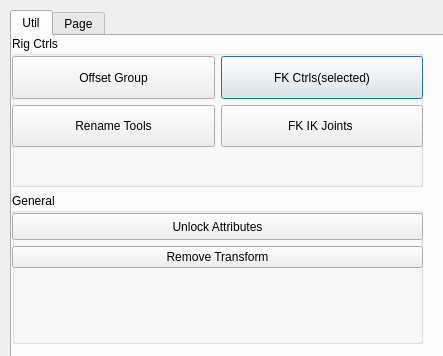
Old version of the form Projects/HacknSlash/python/ui/nb_tools.ui in the repository neilberard/Python-Projects.
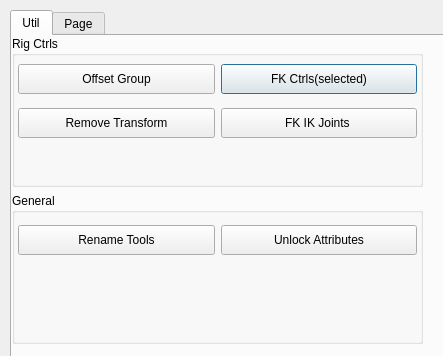
New version of the form. Icons and pictures are not drawn.

What changed in the file:
```diff
--- a/Projects/HacknSlash/python/ui/nb_tools.ui
+++ b/Projects/HacknSlash/python/ui/nb_tools.ui
@@ -94,7 +94,16 @@
          </property>
          <layout class="QGridLayout" name="gridLayout">
           <property name="sizeConstraint">
-           <enum>QLayout::SetNoConstraint</enum>
+           <enum>QLayout::SetDefaultConstraint</enum>
+          </property>
+          <property name="leftMargin">
+           <number>6</number>
+          </property>
+          <property name="rightMargin">
+           <number>6</number>
+          </property>
+          <property name="horizontalSpacing">
+           <number>6</number>
           </property>
           <item row="0" column="1">
            <widget class="QPushButton" name="btn_fk_ctrls">
@@ -104,6 +113,12 @@
               <verstretch>0</verstretch>
              </sizepolicy>
             </property>
+            <property name="minimumSize">
+             <size>
+              <width>0</width>
+              <height>30</height>
+             </size>
+            </property>
             <property name="toolTip">
              <string>Build FK controls on selected objects </string>
             </property>
@@ -115,11 +130,17 @@
           <item row="0" column="0">
            <widget class="QPushButton" name="btn_offset_transforms">
             <property name="sizePolicy">
-             <sizepolicy hsizetype="Preferred" vsizetype="Preferred">
+             <sizepolicy hsizetype="Preferred" vsizetype="Fixed">
               <horstretch>0</horstretch>
               <verstretch>0</verstretch>
              </sizepolicy>
             </property>
+            <property name="minimumSize">
+             <size>
+              <width>0</width>
+              <height>30</height>
+             </size>
+            </property>
             <property name="text">
              <string>Offset Group</string>
             </property>
@@ -139,15 +160,15 @@
            </widget>
           </item>
           <item row="1" column="0">
-           <widget class="QPushButton" name="btn_rename">
-            <property name="sizePolicy">
-             <sizepolicy hsizetype="Preferred" vsizetype="Preferred">
-              <horstretch>0</horstretch>
-              <verstretch>0</verstretch>
-             </sizepolicy>
+           <widget class="QPushButton" name="btn_remove">
+            <property name="minimumSize">
+             <size>
+              <width>0</width>
+              <height>30</height>
+             </size>
             </property>
             <property name="text">
-             <string>Rename Tools</string>
+             <string>Remove Transform</string>
             </property>
            </widget>
           </item>
@@ -183,16 +204,28 @@
          </property>
          <layout class="QGridLayout" name="gridLayout_rig_general">
           <property name="sizeConstraint">
-           <enum>QLayout::SetNoConstraint</enum>
+           <enum>QLayout::SetDefaultConstraint</enum>
           </property>
-          <item row="0" column="0">
+          <property name="leftMargin">
+           <number>6</number>
+          </property>
+          <property name="rightMargin">
+           <number>6</number>
+          </property>
+          <item row="0" column="1">
            <widget class="QPushButton" name="btn_unlock_attr">
             <property name="sizePolicy">
-             <sizepolicy hsizetype="Preferred" vsizetype="Preferred">
+             <sizepolicy hsizetype="Preferred" vsizetype="Fixed">
               <horstretch>0</horstretch>
               <verstretch>0</verstretch>
              </sizepolicy>
             </property>
+            <property name="minimumSize">
+             <size>
+              <width>100</width>
+              <height>30</height>
+             </size>
+            </property>
             <property name="text">
              <string>Unlock Attributes</string>
             </property>
@@ -205,10 +238,22 @@
             </property>
            </widget>
           </item>
-          <item row="1" column="0">
-           <widget class="QPushButton" name="btn_remove">
+          <item row="0" column="0">
+           <widget class="QPushButton" name="btn_rename">
+            <property name="sizePolicy">
+             <sizepolicy hsizetype="Preferred" vsizetype="Fixed">
+              <horstretch>0</horstretch>
+              <verstretch>0</verstretch>
+             </sizepolicy>
+            </property>
+            <property name="minimumSize">
+             <size>
+              <width>100</width>
+              <height>30</height>
+             </size>
+            </property>
             <property name="text">
-             <string>Remove Transform</string>
+             <string>Rename Tools</string>
             </property>
            </widget>
           </item>
```
Left out of the diff: 4 changed lines with no effect on the pictures.
